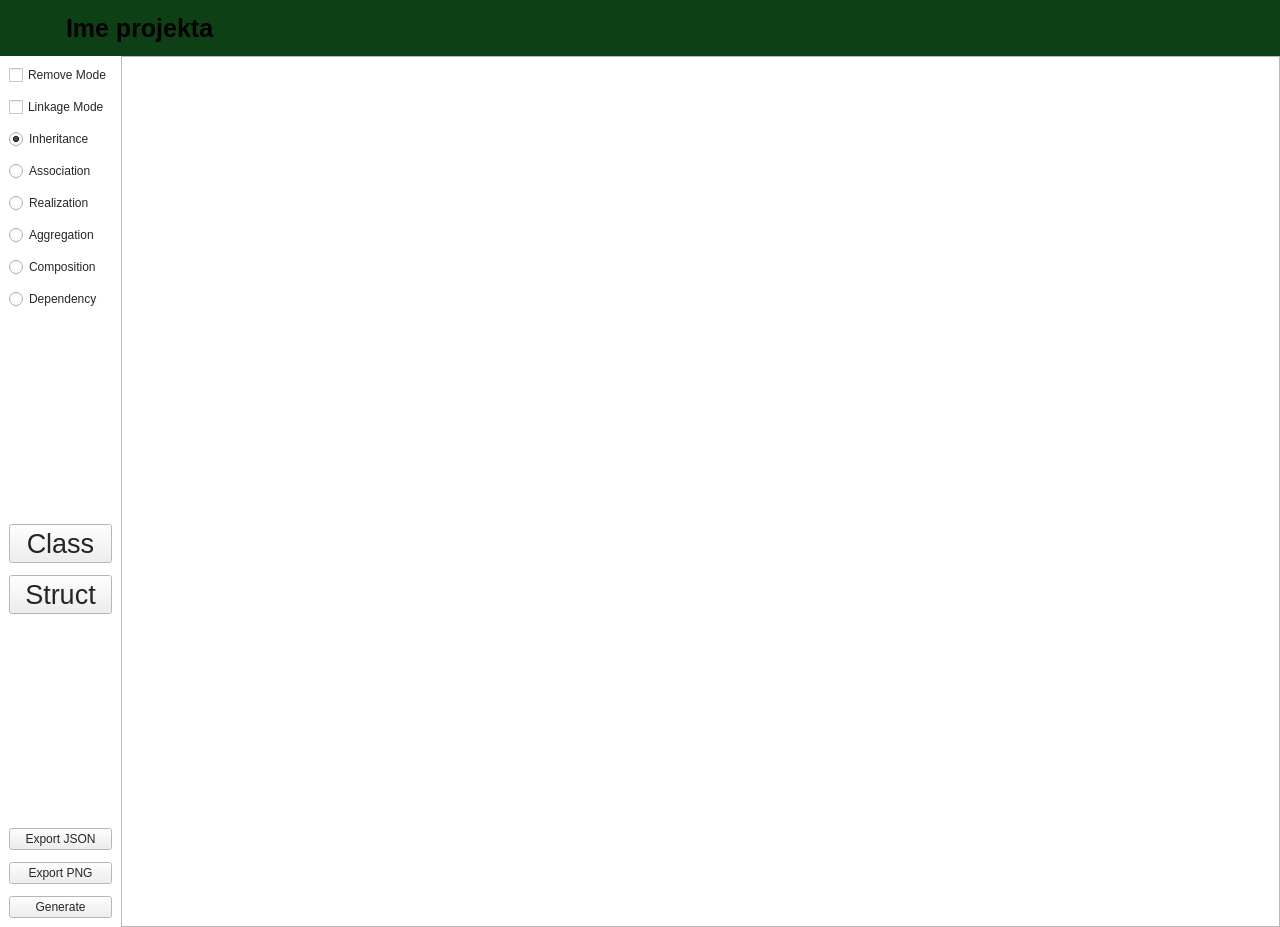
First picture: the form in src/ui/Board.ui, repository Trifsoft/diagrampp, before the edit.
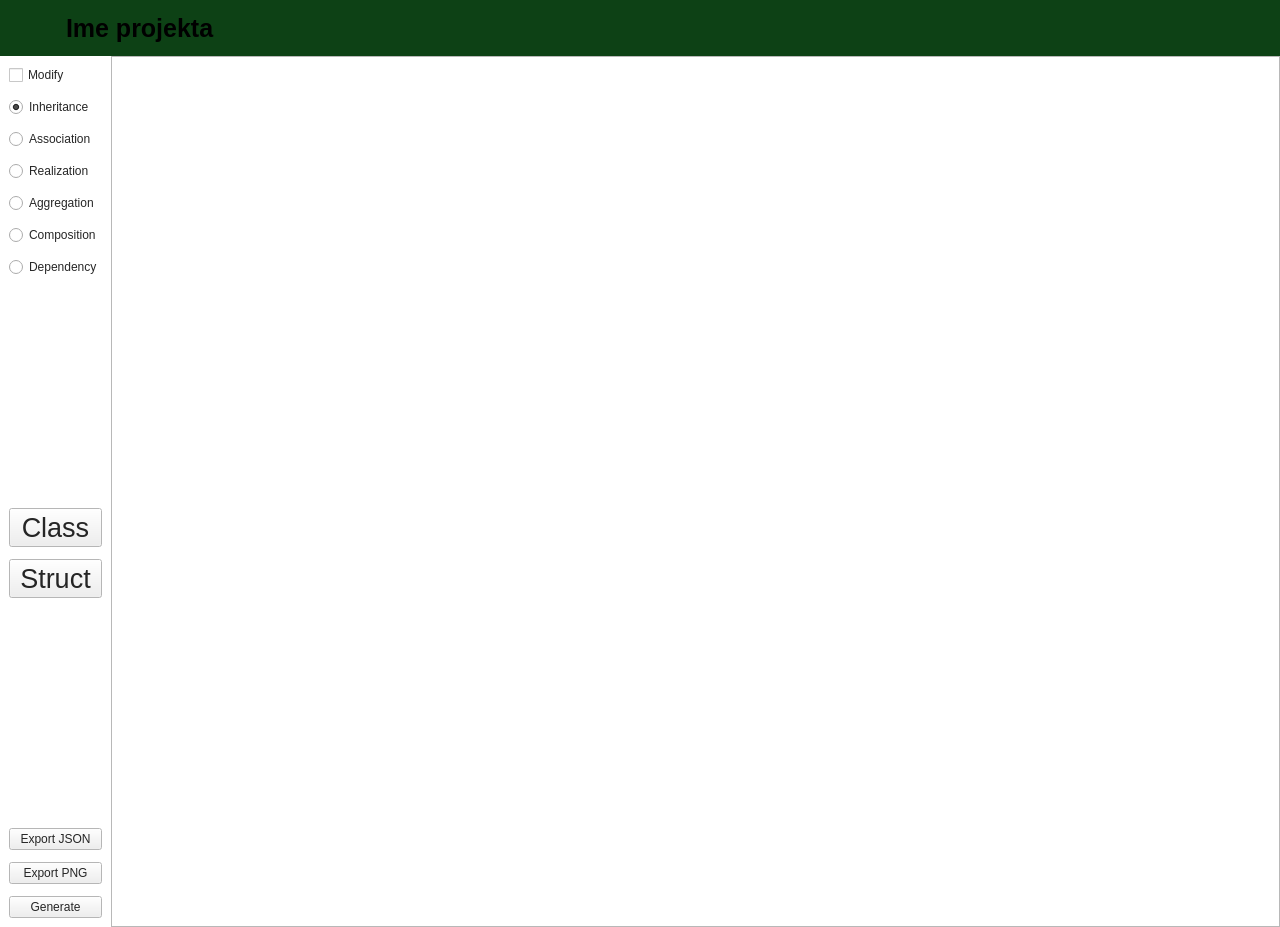
Second picture: the form after the edit.

Commit message: Removed "remove node" checkbox and moved all diagram modifications to "modify" mode

What changed in the file:
```diff
--- a/src/ui/Board.ui
+++ b/src/ui/Board.ui
@@ -296,14 +296,7 @@
         <item>
          <widget class="QCheckBox" name="removeMode">
           <property name="text">
-           <string>Remove Mode</string>
-          </property>
-         </widget>
-        </item>
-        <item>
-         <widget class="QCheckBox" name="linkageMode">
-          <property name="text">
-           <string>Linkage Mode</string>
+           <string>Modify</string>
           </property>
          </widget>
         </item>
```
Left out of the diff: 2 changed lines with no effect on the pictures. The commit also changes 6 other files.
